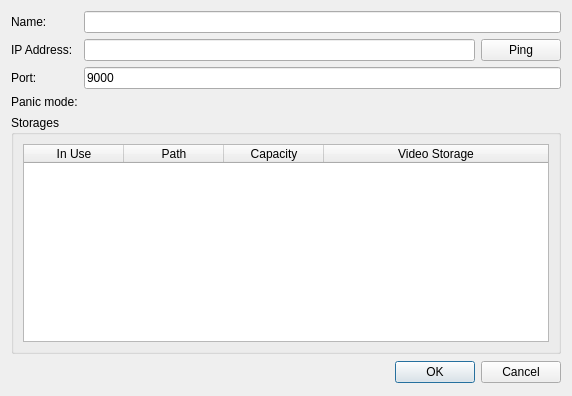
This is client/src/ui/dialogs/server_settings_dialog.ui in networkoptix/nx_open as Qt 5 draws it before an edit. The edited form follows.
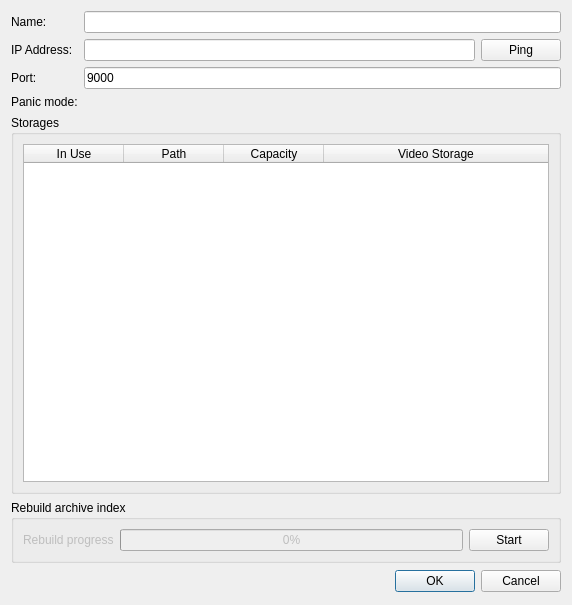
This is the edited form.

Commit message:
rebuild archive feature started
<==== Mercurial data ====>
Branch: build-refactor

Diff of the .ui file:
```diff
--- a/client/src/ui/dialogs/server_settings_dialog.ui
+++ b/client/src/ui/dialogs/server_settings_dialog.ui
@@ -7,13 +7,13 @@
     <x>0</x>
     <y>0</y>
     <width>572</width>
-    <height>396</height>
+    <height>605</height>
    </rect>
   </property>
   <property name="windowTitle">
    <string>Server settings</string>
   </property>
-  <layout class="QVBoxLayout" name="verticalLayout_2" stretch="0,0,0">
+  <layout class="QVBoxLayout" name="verticalLayout_2">
    <item>
     <layout class="QFormLayout" name="settingsFormLayout">
      <property name="fieldGrowthPolicy">
@@ -162,6 +162,42 @@
      </layout>
     </widget>
    </item>
+   <item>
+    <widget class="QGroupBox" name="rebuildGroupBox">
+     <property name="title">
+      <string>Rebuild archive index</string>
+     </property>
+     <layout class="QHBoxLayout" name="horizontalLayout_2">
+      <item>
+       <widget class="QLabel" name="rebuildLabel">
+        <property name="enabled">
+         <bool>false</bool>
+        </property>
+        <property name="text">
+         <string>Rebuild progress</string>
+        </property>
+       </widget>
+      </item>
+      <item>
+       <widget class="QProgressBar" name="rebuildProgressBar">
+        <property name="enabled">
+         <bool>false</bool>
+        </property>
+        <property name="value">
+         <number>0</number>
+        </property>
+       </widget>
+      </item>
+      <item>
+       <widget class="QPushButton" name="rebuildButton">
+        <property name="text">
+         <string>Start</string>
+        </property>
+       </widget>
+      </item>
+     </layout>
+    </widget>
+   </item>
    <item>
     <widget class="QDialogButtonBox" name="buttonBox">
      <property name="minimumSize">
```
The commit also changes 12 other files.
